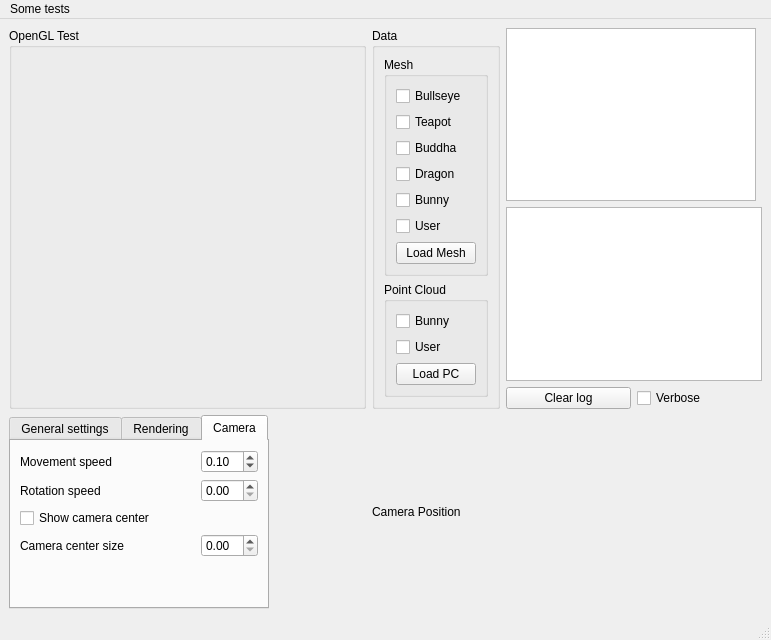
The window that mainwindow.ui (Nicola17/OpenGL-Sandbox) describes before a commit, drawn with Qt 5.
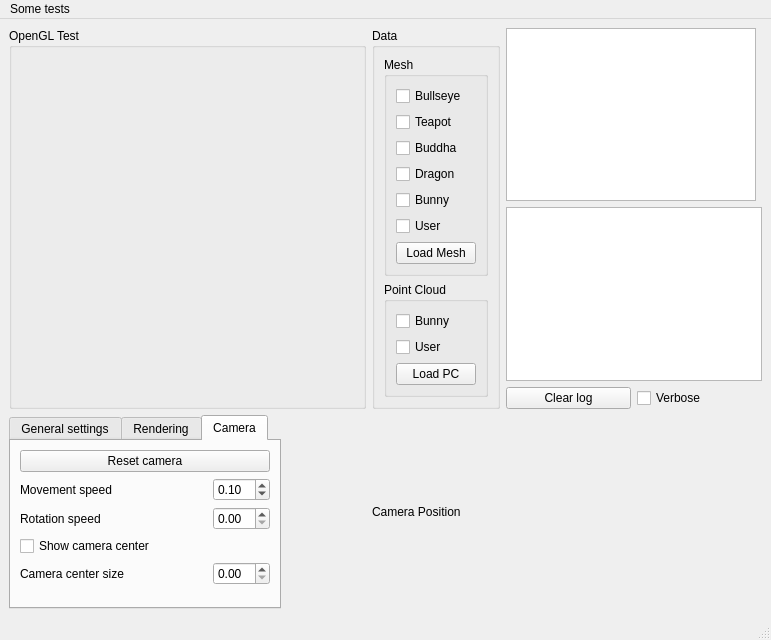
The same window after the commit.

Commit message: Adds a reset camera button

```diff
--- a/mainwindow.ui
+++ b/mainwindow.ui
@@ -268,21 +268,21 @@
           <string>Camera</string>
          </attribute>
          <layout class="QGridLayout" name="gridLayout_12">
-          <item row="2" column="0">
+          <item row="3" column="0">
            <widget class="QCheckBox" name="_showCameraCenterChkBx">
             <property name="text">
              <string>Show camera center</string>
             </property>
            </widget>
           </item>
-          <item row="3" column="0">
+          <item row="4" column="0">
            <widget class="QLabel" name="_cameraCenterSizeLbl">
             <property name="text">
              <string>Camera center size</string>
             </property>
            </widget>
           </item>
-          <item row="0" column="1">
+          <item row="1" column="1">
            <spacer name="horizontalSpacer_2">
             <property name="orientation">
              <enum>Qt::Horizontal</enum>
@@ -295,14 +295,37 @@
             </property>
            </spacer>
           </item>
-          <item row="0" column="0">
+          <item row="2" column="0">
+           <widget class="QLabel" name="label_3">
+            <property name="text">
+             <string>Rotation speed</string>
+            </property>
+           </widget>
+          </item>
+          <item row="6" column="0">
+           <spacer name="verticalSpacer_2">
+            <property name="orientation">
+             <enum>Qt::Vertical</enum>
+            </property>
+            <property name="sizeHint" stdset="0">
+             <size>
+              <width>20</width>
+              <height>40</height>
+             </size>
+            </property>
+           </spacer>
+          </item>
+          <item row="1" column="0">
            <widget class="QLabel" name="label_2">
             <property name="text">
              <string>Movement speed</string>
             </property>
            </widget>
           </item>
-          <item row="0" column="3">
+          <item row="2" column="3">
+           <widget class="QDoubleSpinBox" name="_cameraRotationSpeedDSpBx"/>
+          </item>
+          <item row="1" column="3">
            <widget class="QDoubleSpinBox" name="_cameraMovementSpeedDSpBx">
             <property name="maximum">
              <double>1.000000000000000</double>
@@ -315,32 +338,16 @@
             </property>
            </widget>
           </item>
-          <item row="1" column="3">
-           <widget class="QDoubleSpinBox" name="_cameraRotationSpeedDSpBx"/>
-          </item>
-          <item row="1" column="0">
-           <widget class="QLabel" name="label_3">
-            <property name="text">
-             <string>Rotation speed</string>
-            </property>
-           </widget>
-          </item>
-          <item row="4" column="0">
-           <spacer name="verticalSpacer_2">
-            <property name="orientation">
-             <enum>Qt::Vertical</enum>
-            </property>
-            <property name="sizeHint" stdset="0">
-             <size>
-              <width>20</width>
-              <height>40</height>
-             </size>
-            </property>
-           </spacer>
-          </item>
-          <item row="3" column="3">
+          <item row="4" column="3">
            <widget class="QDoubleSpinBox" name="_cameraCenterSizeDSpBx"/>
           </item>
+          <item row="0" column="0" colspan="4">
+           <widget class="QPushButton" name="_resetCameraBtn">
+            <property name="text">
+             <string>Reset camera</string>
+            </property>
+           </widget>
+          </item>
          </layout>
         </widget>
        </widget>
```
The commit also changes 3 other files.
